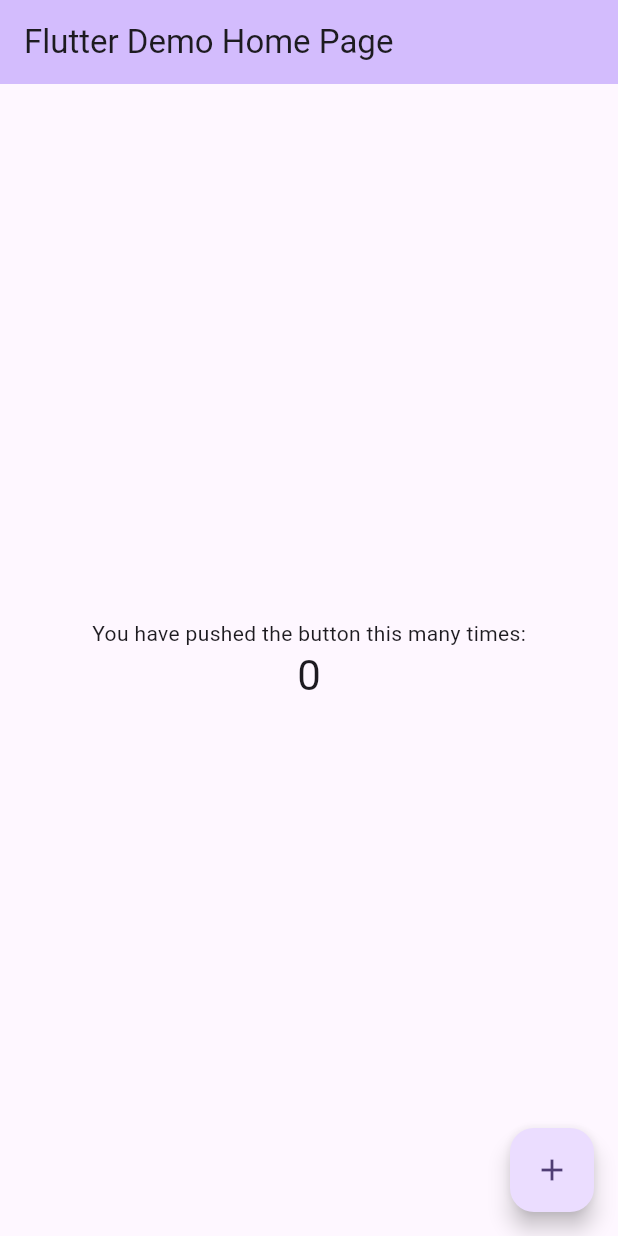
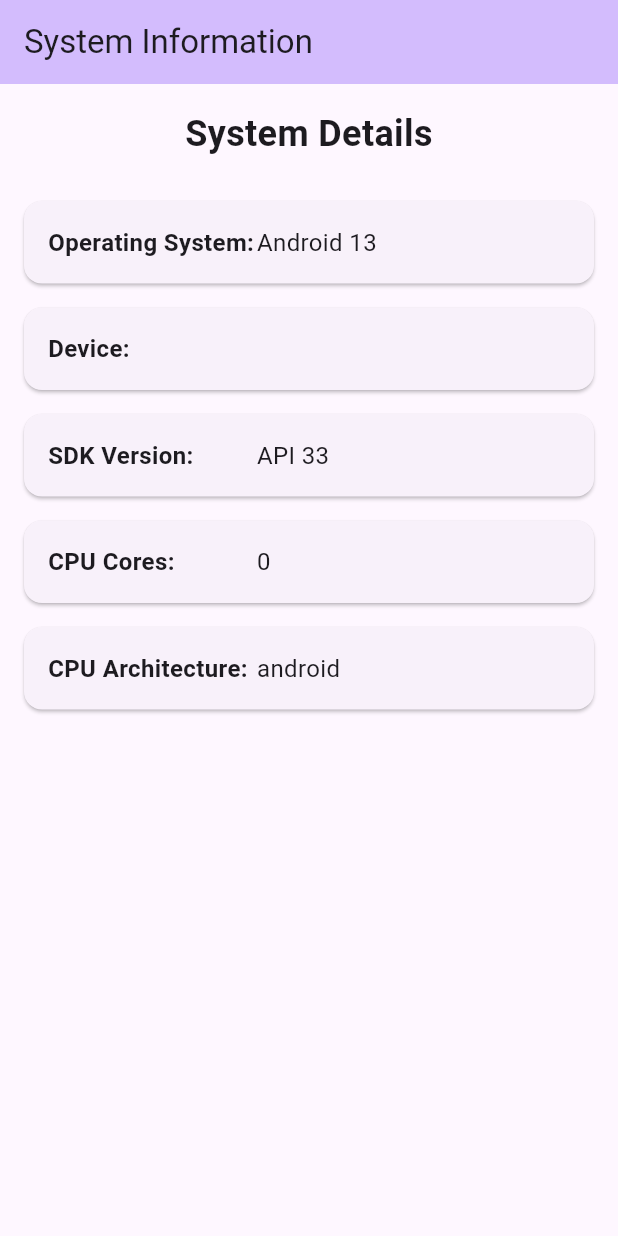
Before and after one commit to Mahfoud-Sa/ma_tool, a Flutter app: the screen it shows after launch, on a phone screen of 412 x 824 dp. Run offline on Flutter 3.47's test engine with Material 3 defaults, Android fonts, the phone set to English and light mode, and no system bars; our stand-ins replace device_info_plus; missing offline and left inert: system_info2; statements that could not run were skipped.

Commit message:
create the home page

```diff
--- a/lib/main.dart
+++ b/lib/main.dart
@@ -1,4 +1,8 @@
+import 'dart:io';
+
+import 'package:device_info_plus/device_info_plus.dart';
 import 'package:flutter/material.dart';
+import 'package:system_info2/system_info2.dart';
 
 void main() {
   runApp(const MyApp());
@@ -12,97 +16,133 @@ class MyApp extends StatelessWidget {
   Widget build(BuildContext context) {
     return MaterialApp(
       title: 'Flutter Demo',
+      debugShowCheckedModeBanner: false,
       theme: ThemeData(
 
         colorScheme: ColorScheme.fromSeed(seedColor: Colors.deepPurple),
       ),
-      home: const MyHomePage(title: 'Flutter Demo Home Page'),
+      home: const HomePage(),
     );
   }
 }
 
-class MyHomePage extends StatefulWidget {
-  const MyHomePage({super.key, required this.title});
-
-  // This widget is the home page of your application. It is stateful, meaning
-  // that it has a State object (defined below) that contains fields that affect
-  // how it looks.
-
-  // This class is the configuration for the state. It holds the values (in this
-  // case the title) provided by the parent (in this case the App widget) and
-  // used by the build method of the State. Fields in a Widget subclass are
-  // always marked "final".
-
-  final String title;
+class HomePage extends StatefulWidget {
+  const HomePage({super.key});
 
   @override
-  State<MyHomePage> createState() => _MyHomePageState();
+  State<HomePage> createState() => _HomePageState();
 }
 
-class _MyHomePageState extends State<MyHomePage> {
-  int _counter = 0;
+class _HomePageState extends State<HomePage> {
+  Map<String, String> systemInfo = {};
+  bool isLoading = true;
 
-  void _incrementCounter() {
+  @override
+  void initState() {
+    super.initState();
+    _getSystemInfo();
+  }
+
+  Future<void> _getSystemInfo() async {
+    final deviceInfoPlugin = DeviceInfoPlugin();
+    final Map<String, String> info = {};
+
+    try {
+      if (Platform.isAndroid) {
+        final androidInfo = await deviceInfoPlugin.androidInfo;
+        info['Operating System'] = 'Android ${androidInfo.version.release}';
+        info['Device'] = '${androidInfo.brand} ${androidInfo.model}';
+        info['SDK Version'] = 'API ${androidInfo.version.sdkInt}';
+      } else if (Platform.isIOS) {
+        final iosInfo = await deviceInfoPlugin.iosInfo;
+        info['Operating System'] = 'iOS ${iosInfo.systemVersion}';
+        info['Device'] = '${iosInfo.name} ${iosInfo.model}';
+      } else if (Platform.isWindows) {
+        final windowsInfo = await deviceInfoPlugin.windowsInfo;
+        info['Operating System'] = 'Windows ${windowsInfo.displayVersion}';
+        info['Device'] = windowsInfo.computerName;
+      } else if (Platform.isMacOS) {
+        final macInfo = await deviceInfoPlugin.macOsInfo;
+        info['Operating System'] = 'macOS ${macInfo.osRelease}';
+        info['Device'] = macInfo.computerName;
+      } else if (Platform.isLinux) {
+        final linuxInfo = await deviceInfoPlugin.linuxInfo;
+        info['Operating System'] = '${linuxInfo.name} ${linuxInfo.version}';
+        info['Device'] = linuxInfo.prettyName;
+      }
+
+      // Add RAM information
+      info['Total RAM'] = '${(SysInfo.getTotalPhysicalMemory() / (1024 * 1024 * 1024)).toStringAsFixed(2)} GB';
+      info['Available RAM'] = '${(SysInfo.getFreePhysicalMemory() / (1024 * 1024 * 1024)).toStringAsFixed(2)} GB';
+
+      // Add CPU information
+      info['CPU Cores'] = SysInfo.cores.length.toString();
+      info['CPU Architecture'] = Platform.operatingSystem;
+
+    } catch (e) {
+      info['Error'] = 'Unable to get system information: $e';
+    }
+
     setState(() {
-      // This call to setState tells the Flutter framework that something has
-      // changed in this State, which causes it to rerun the build method below
-      // so that the display can reflect the updated values. If we changed
-      // _counter without calling setState(), then the build method would not be
-      // called again, and so nothing would appear to happen.
-      _counter++;
+      systemInfo = info;
+      isLoading = false;
     });
   }
 
   @override
   Widget build(BuildContext context) {
-    // This method is rerun every time setState is called, for instance as done
-    // by the _incrementCounter method above.
-    //
-    // The Flutter framework has been optimized to make rerunning build methods
-    // fast, so that you can just rebuild anything that needs updating rather
-    // than having to individually change instances of widgets.
     return Scaffold(
       appBar: AppBar(
-        // TRY THIS: Try changing the color here to a specific color (to
-        // Colors.amber, perhaps?) and trigger a hot reload to see the AppBar
-        // change color while the other colors stay the same.
         backgroundColor: Theme.of(context).colorScheme.inversePrimary,
-        // Here we take the value from the MyHomePage object that was created by
-        // the App.build method, and use it to set our appbar title.
-        title: Text(widget.title),
+        title: const Text("System Information"),
       ),
-      body: Center(
-        // Center is a layout widget. It takes a single child and positions it
-        // in the middle of the parent.
-        child: Column(
-          // Column is also a layout widget. It takes a list of children and
-          // arranges them vertically. By default, it sizes itself to fit its
-          // children horizontally, and tries to be as tall as its parent.
-          //
-          // Column has various properties to control how it sizes itself and
-          // how it positions its children. Here we use mainAxisAlignment to
-          // center the children vertically; the main axis here is the vertical
-          // axis because Columns are vertical (the cross axis would be
-          // horizontal).
-          //
-          // TRY THIS: Invoke "debug painting" (choose the "Toggle Debug Paint"
-          // action in the IDE, or press "p" in the console), to see the
-          // wireframe for each widget.
-          mainAxisAlignment: MainAxisAlignment.center,
-          children: <Widget>[
-            const Text('You have pushed the button this many times:'),
-            Text(
-              '$_counter',
-              style: Theme.of(context).textTheme.headlineMedium,
+      body: isLoading
+          ? const Center(child: CircularProgressIndicator())
+          : Padding(
+              padding: const EdgeInsets.all(16.0),
+              child: ListView(
+                children: [
+                  const Text(
+                    'System Details',
+                    style: TextStyle(fontSize: 24, fontWeight: FontWeight.bold),
+                    textAlign: TextAlign.center,
+                  ),
+                  const SizedBox(height: 20),
+                  ...systemInfo.entries.map((entry) => _buildInfoCard(entry.key, entry.value)),
+                ],
+              ),
+            ),
+    );
+  }
+
+  Widget _buildInfoCard(String title, String value) {
+    return Card(
+      margin: const EdgeInsets.symmetric(vertical: 8.0),
+      child: Padding(
+        padding: const EdgeInsets.all(16.0),
+        child: Row(
+          crossAxisAlignment: CrossAxisAlignment.start,
+          children: [
+            Expanded(
+              flex: 2,
+              child: Text(
+                '$title:',
+                style: const TextStyle(
+                  fontWeight: FontWeight.bold,
+                  fontSize: 16,
+                ),
+              ),
+            ),
+            Expanded(
+              flex: 3,
+              child: Text(
+                value,
+                style: const TextStyle(fontSize: 16),
+              ),
             ),
           ],
         ),
       ),
-      floatingActionButton: FloatingActionButton(
-        onPressed: _incrementCounter,
-        tooltip: 'Increment',
-        child: const Icon(Icons.add),
-      ), // This trailing comma makes auto-formatting nicer for build methods.
     );
   }
 }
--- a/pubspec.yaml
+++ b/pubspec.yaml
@@ -34,6 +34,8 @@ dependencies:
   # The following adds the Cupertino Icons font to your application.
   # Use with the CupertinoIcons class for iOS style icons.
   cupertino_icons: ^1.0.8
+  device_info_plus: ^9.0.0
+  system_info2: ^2.0.3
 
 dev_dependencies:
   flutter_test:
```
Also changed, not shown: pubspec.lock, 1 other file.
